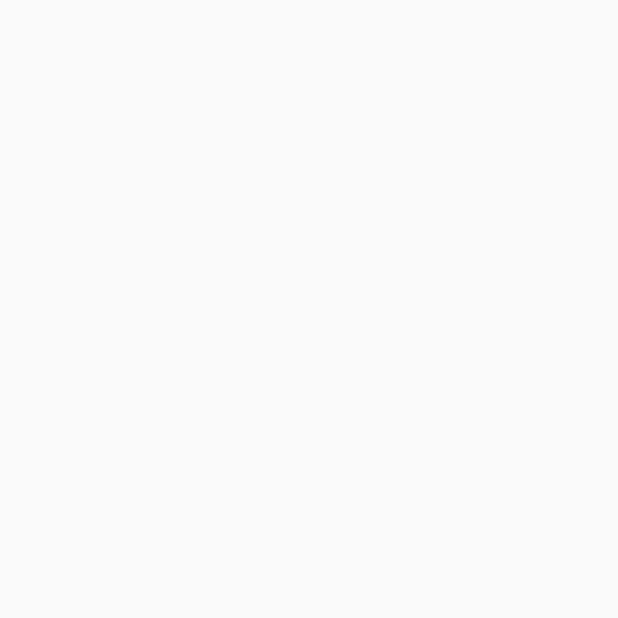
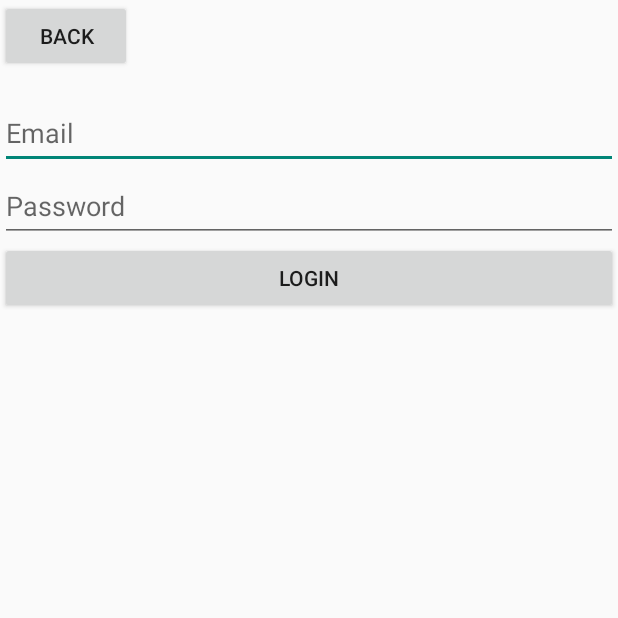
Before and after one commit to Onzo191/simple-mobile-app, an Android app: the Login screen opened directly, with no data from a screen before it, on a phone screen of 412 x 824 dp, the top half of it. Before the commit the part shown is empty. Run offline under Robolectric (Android 15) with nearby library versions, the light colour scheme and no system bars; our stand-ins replace Firebase (no records; nobody signed in at launch, a user with empty details on screens opened directly).

Commit message:
feat: add email login functionality
Adds an email login functionality to the app. Users can now log in using their email and password.

```diff
--- a/app/src/main/java/com/example/simplemobileapp/Login.java
+++ b/app/src/main/java/com/example/simplemobileapp/Login.java
@@ -1,24 +1,125 @@
 package com.example.simplemobileapp;
 
+import android.content.Intent;
 import android.os.Bundle;
+import android.util.Log;
+import android.widget.Button;
+import android.widget.EditText;
+import android.widget.Toast;
 
 import androidx.activity.EdgeToEdge;
+import androidx.annotation.NonNull;
 import androidx.appcompat.app.AppCompatActivity;
 import androidx.core.graphics.Insets;
 import androidx.core.view.ViewCompat;
 import androidx.core.view.WindowInsetsCompat;
 
+import com.google.android.gms.tasks.OnCompleteListener;
+import com.google.android.gms.tasks.Task;
+import com.google.firebase.auth.AuthResult;
+import com.google.firebase.auth.FirebaseAuth;
+import com.google.firebase.auth.FirebaseUser;
+
 public class Login extends AppCompatActivity {
+
+    private static final String TAG = "EmailPassword";
+    private  FirebaseAuth mAuth;
+    private Button btnLogin, btnBack;
+    private EditText etEmail, etPassword;
 
     @Override
     protected void onCreate(Bundle savedInstanceState) {
         super.onCreate(savedInstanceState);
         EdgeToEdge.enable(this);
         setContentView(R.layout.activity_login);
+
+        // Firebase
+        mAuth = FirebaseAuth.getInstance();
+
+        // Map UI components
+        etEmail = findViewById(R.id.etEmail);
+        etPassword = findViewById(R.id.etPassword);
+        btnLogin = findViewById(R.id.btnLogin);
+        btnBack = findViewById(R.id.btnBack);
+
+        // Setup click events
+        btnBack.setOnClickListener(v -> {
+            Intent intent = new Intent(Login.this, AuthMenu.class);
+            startActivity(intent);
+        });
+
+        btnLogin.setOnClickListener(v -> {
+            String email = etEmail.getText().toString();
+            String password = etPassword.getText().toString();
+
+            if (!email.isEmpty() && !password.isEmpty()) {
+                signIn(email, password);
+            } else {
+                Toast.makeText(Login.this, "Please enter email and password.", Toast.LENGTH_SHORT).show();
+            }
+        });
+
         ViewCompat.setOnApplyWindowInsetsListener(findViewById(R.id.main), (v, insets) -> {
             Insets systemBars = insets.getInsets(WindowInsetsCompat.Type.systemBars());
             v.setPadding(systemBars.left, systemBars.top, systemBars.right, systemBars.bottom);
             return insets;
         });
     }
+
+    @Override
+    protected void onStart() {
+        super.onStart();
+        // Check if user is signed in (non-null) and update UI accordingly.
+        FirebaseUser currentUser = mAuth.getCurrentUser();
+        if(currentUser != null){
+            reload();
+        }
+    }
+
+    private void signIn(String email, String password) {
+        // [START sign_in_with_email]
+        mAuth.signInWithEmailAndPassword(email, password)
+                .addOnCompleteListener(this, new OnCompleteListener<AuthResult>() {
+                    @Override
+                    public void onComplete(@NonNull Task<AuthResult> task) {
+                        if (task.isSuccessful()) {
+                            // Sign in success, update UI with the signed-in user's information
+                            Log.d(TAG, "signInWithEmail:success");
+                            FirebaseUser user = mAuth.getCurrentUser();
+                            updateUI(user);
+                        } else {
+                            // If sign in fails, display a message to the user.
+                            Log.w(TAG, "signInWithEmail:failure", task.getException());
+                            Toast.makeText(Login.this, "Authentication failed.",
+                                    Toast.LENGTH_SHORT).show();
+                            updateUI(null);
+                        }
+                    }
+                });
+        // [END sign_in_with_email]
+    }
+
+    private void sendEmailVerification() {
+        // Send verification email
+        // [START send_email_verification]
+        final FirebaseUser user = mAuth.getCurrentUser();
+        user.sendEmailVerification()
+                .addOnCompleteListener(this, new OnCompleteListener<Void>() {
+                    @Override
+                    public void onComplete(@NonNull Task<Void> task) {
+                        // Email sent
+                    }
+                });
+        // [END send_email_verification]
+    }
+
+    private void reload() { }
+
+    private void updateUI(FirebaseUser user) {
+        if (user != null) {
+            Intent intent = new Intent(Login.this, MainActivity.class);
+            startActivity(intent);
+            finish();
+        }
+    }
 }
--- a/app/src/main/res/layout/activity_login.xml
+++ b/app/src/main/res/layout/activity_login.xml
@@ -5,6 +5,48 @@
     android:id="@+id/main"
     android:layout_width="match_parent"
     android:layout_height="match_parent"
-    tools:context=".Login">
+    tools:context=".Login"
+    android:paddingHorizontal="16dp"
+    android:paddingVertical="12dp">
 
+    <Button
+        android:id="@+id/btnBack"
+        android:layout_width="wrap_content"
+        android:layout_height="wrap_content"
+        android:text="Back"
+        app:layout_constraintStart_toStartOf="parent"
+        app:layout_constraintTop_toTopOf="parent" />
+
+    <EditText
+        android:id="@+id/etEmail"
+        android:layout_width="match_parent"
+        android:layout_height="wrap_content"
+        android:layout_marginTop="64dp"
+        android:paddingVertical="12dp"
+        android:hint="Email"
+        android:inputType="textEmailAddress"
+        app:layout_constraintEnd_toEndOf="parent"
+        app:layout_constraintStart_toStartOf="parent"
+        app:layout_constraintTop_toTopOf="parent" />
+
+    <EditText
+        android:id="@+id/etPassword"
+        android:layout_width="match_parent"
+        android:layout_height="wrap_content"
+        android:hint="Password"
+        android:paddingVertical="12dp"
+        android:inputType="textPassword"
+        app:layout_constraintEnd_toEndOf="parent"
+        app:layout_constraintStart_toStartOf="parent"
+        app:layout_constraintTop_toBottomOf="@+id/etEmail" />
+
+    <Button
+        android:id="@+id/btnLogin"
+        android:layout_width="match_parent"
+        android:layout_height="wrap_content"
+        android:text="Login"
+        app:layout_constraintEnd_toEndOf="parent"
+        app:layout_constraintHorizontal_bias="0.0"
+        app:layout_constraintStart_toStartOf="parent"
+        app:layout_constraintTop_toBottomOf="@+id/etPassword" />
 </androidx.constraintlayout.widget.ConstraintLayout>
```
Also changed, not shown: app/src/main/java/com/example/simplemobileapp/AuthMenu.java (+7 -1 lines).
